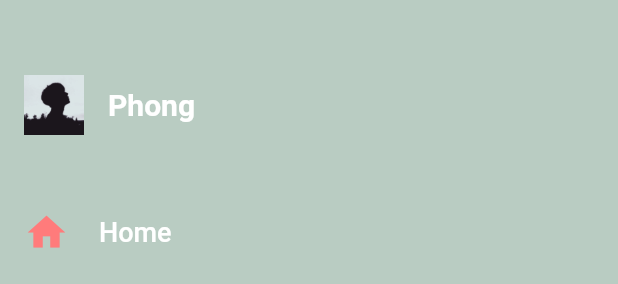
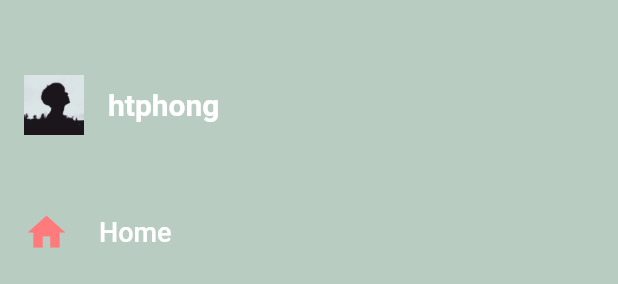
Before and after one commit to yinweii/ui_plant_hk, a Flutter app: the MyDrawer widget shown alone on an empty page, opened directly, on a phone screen of 412 x 824 dp. Shown: the top 284 px of the screen. Run offline on Flutter 3.47's test engine with Material 2 defaults, Android fonts, the phone set to English and light mode, and no system bars; our stand-ins replace flutter_slidable, flutter_svg; missing offline and left inert: slide_popup_dialog.

Commit message:
commit 1-4

```diff
--- a/lib/main.dart
+++ b/lib/main.dart
@@ -1,9 +1,6 @@
 import 'package:flutter/material.dart';
-import 'package:plantshop/page/homepage.dart';
 import 'package:plantshop/page/loginpage.dart';
-import 'package:plantshop/uitl/global.dart';
-
-import 'page/registerpage.dart';
+import 'package:plantshop/utils/global.dart';
 
 void main() {
   runApp(MyApp());
--- a/lib/page/detailpage.dart
+++ b/lib/page/detailpage.dart
@@ -1,6 +1,5 @@
 import 'package:flutter/material.dart';
-import 'package:plantshop/uitl/global.dart';
-import 'package:plantshop/widget/select_category.dart';
+import 'package:plantshop/utils/global.dart';
 import 'package:plantshop/widget/selectsize_widget.dart';
 import 'package:slide_popup_dialog/slide_popup_dialog.dart ' as slideDialog;
 
--- a/lib/page/homepage.dart
+++ b/lib/page/homepage.dart
@@ -1,6 +1,6 @@
 import 'package:flutter/material.dart';
 import 'package:plantshop/page/shopping_page.dart';
-import 'package:plantshop/uitl/global.dart';
+import 'package:plantshop/utils/global.dart';
 import 'package:plantshop/widget/drawer_widget.dart';
 import 'package:plantshop/widget/popular_widget.dart';
 import 'package:plantshop/widget/select_category.dart';
--- a/lib/page/loginpage.dart
+++ b/lib/page/loginpage.dart
@@ -2,8 +2,8 @@ import 'package:flutter/material.dart';
 import 'package:flutter/services.dart';
 import 'package:plantshop/page/homepage.dart';
 import 'package:plantshop/page/registerpage.dart';
-import 'package:plantshop/uitl/button.dart';
-import 'package:plantshop/uitl/global.dart';
+import 'package:plantshop/utils/button.dart';
+import 'package:plantshop/utils/global.dart';
 import 'package:plantshop/widget/formfield_widget.dart';
 
 class LoginScreen extends StatefulWidget {
--- a/lib/page/registerpage.dart
+++ b/lib/page/registerpage.dart
@@ -1,9 +1,8 @@
 import 'package:flutter/material.dart';
-import 'package:flutter/services.dart';
 import 'package:plantshop/page/homepage.dart';
 import 'package:plantshop/page/loginpage.dart';
-import 'package:plantshop/uitl/button.dart';
-import 'package:plantshop/uitl/global.dart';
+import 'package:plantshop/utils/button.dart';
+import 'package:plantshop/utils/global.dart';
 import 'package:plantshop/widget/formfield_widget.dart';
 
 class RegisterPage extends StatefulWidget {
--- a/lib/page/shopping_page.dart
+++ b/lib/page/shopping_page.dart
@@ -1,5 +1,5 @@
 import 'package:flutter/material.dart';
-import 'package:plantshop/uitl/global.dart';
+import 'package:plantshop/utils/global.dart';
 import 'package:plantshop/widget/bodycart_widget.dart';
 
 class ShoppingCard extends StatefulWidget {
--- a/lib/uitl/button.dart
+++ b/lib/utils/button.dart
@@ -1,5 +1,4 @@
 import 'package:flutter/material.dart';
-import 'package:plantshop/page/registerpage.dart';
 
 class CustomButton extends StatelessWidget {
   final String text;
--- a/lib/widget/bodycart_widget.dart
+++ b/lib/widget/bodycart_widget.dart
@@ -1,6 +1,6 @@
 import 'package:flutter/material.dart';
 import 'package:plantshop/model/cart.dart';
-import 'package:plantshop/uitl/global.dart';
+import 'package:plantshop/utils/global.dart';
 import 'cart_item_widget.dart';
 import 'package:flutter_slidable/flutter_slidable.dart';
 
--- a/lib/widget/cart_item_widget.dart
+++ b/lib/widget/cart_item_widget.dart
@@ -1,6 +1,6 @@
 import 'package:flutter/material.dart';
 import 'package:plantshop/model/cart.dart';
-import 'package:plantshop/uitl/global.dart';
+import 'package:plantshop/utils/global.dart';
 
 class CartItem extends StatelessWidget {
   const CartItem({
--- a/lib/widget/drawer_widget.dart
+++ b/lib/widget/drawer_widget.dart
@@ -1,7 +1,5 @@
 import 'package:flutter/material.dart';
 import 'package:plantshop/page/shopping_page.dart';
-import 'package:plantshop/uitl/global.dart';
-
 import 'menu_item_widget.dart';
 
 class MyDrawer extends StatelessWidget {
@@ -24,7 +22,7 @@ class MyDrawer extends StatelessWidget {
           SizedBox(width: 16),
           Expanded(
             child: Text(
-              'Phong',
+              'htphong',
               style: TextStyle(
                   color: Colors.white,
                   fontSize: 20,
--- a/lib/widget/formfield_widget.dart
+++ b/lib/widget/formfield_widget.dart
@@ -1,5 +1,5 @@
 import 'package:flutter/material.dart';
-import 'package:plantshop/uitl/global.dart';
+import 'package:plantshop/utils/global.dart';
 
 class CustomTextField extends StatelessWidget {
   final String lable;
--- a/lib/widget/menu_item_widget.dart
+++ b/lib/widget/menu_item_widget.dart
@@ -1,5 +1,5 @@
 import 'package:flutter/material.dart';
-import 'package:plantshop/uitl/global.dart';
+import 'package:plantshop/utils/global.dart';
 
 class MenuItem extends StatelessWidget {
   final String title;
--- a/lib/widget/popular_widget.dart
+++ b/lib/widget/popular_widget.dart
@@ -1,7 +1,6 @@
 import 'package:flutter/material.dart';
-import 'package:plantshop/data/data.dart';
 import 'package:plantshop/model/plan.dart';
-import 'package:plantshop/uitl/global.dart';
+import 'package:plantshop/utils/global.dart';
 
 class RecomendsPlants extends StatelessWidget {
   @override
--- a/lib/widget/select_category.dart
+++ b/lib/widget/select_category.dart
@@ -1,6 +1,6 @@
 import 'package:flutter/material.dart';
 import 'package:plantshop/data/data.dart';
-import 'package:plantshop/uitl/global.dart';
+import 'package:plantshop/utils/global.dart';
 
 class SelectCategory extends StatefulWidget {
   @override
--- a/lib/widget/selectsize_widget.dart
+++ b/lib/widget/selectsize_widget.dart
@@ -1,6 +1,6 @@
 import 'package:flutter/material.dart';
 import 'package:plantshop/data/data.dart';
-import 'package:plantshop/uitl/global.dart';
+import 'package:plantshop/utils/global.dart';
 
 class SelectSize extends StatefulWidget {
   @override
--- a/lib/widget/treaing_widget.dart
+++ b/lib/widget/treaing_widget.dart
@@ -1,7 +1,7 @@
 import 'package:flutter/material.dart';
 import 'package:plantshop/model/plan.dart';
 import 'package:plantshop/page/detailpage.dart';
-import 'package:plantshop/uitl/global.dart';
+import 'package:plantshop/utils/global.dart';
 
 class Treaningplane extends StatefulWidget {
   @override
```
Also changed, not shown: lib/utils/global.dart (renamed from lib/uitl/global.dart).
